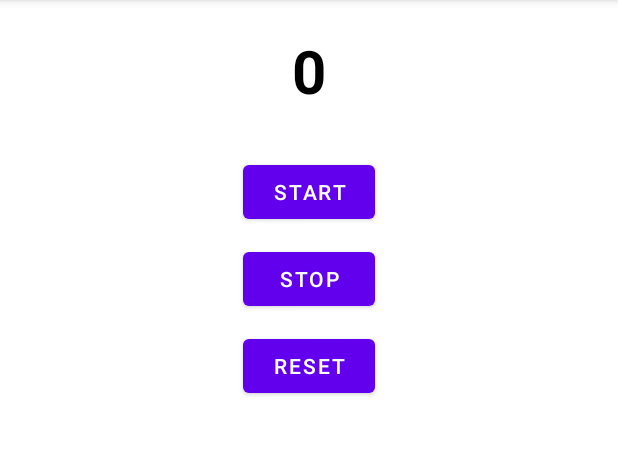
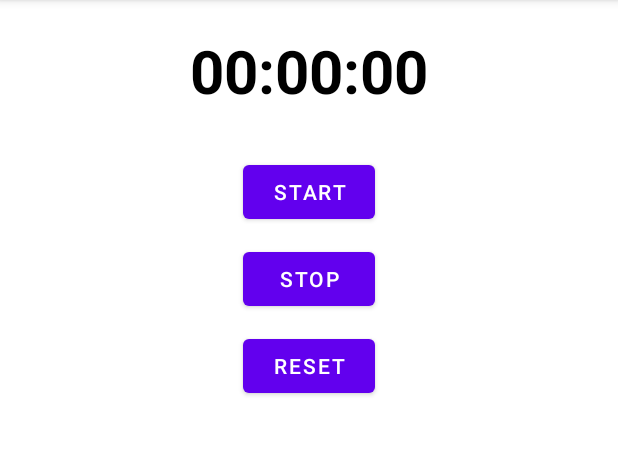
Before and after one commit to AyushMax21/Activity-Lifecycle, an Android app: the NextActivity screen opened directly, with no data from a screen before it, after a tap on "RESET", on a phone screen of 412 x 824 dp, the part 84-539 px from its top. Run offline under Robolectric (Android 15) with nearby library versions, the phone set to English and light mode, and no system bars; 2 other taps on this screen came first.

Commit message:
Timer implemented

```diff
--- a/app/src/main/AndroidManifest.xml
+++ b/app/src/main/AndroidManifest.xml
@@ -9,7 +9,8 @@
         android:roundIcon="@mipmap/ic_launcher_round"
         android:supportsRtl="true"
         android:theme="@style/Theme.AndroidLifecycle">
-        <activity android:name=".NextActivity"></activity>
+        <activity android:name=".NextActivity"
+            android:screenOrientation="portrait"></activity>
         <activity android:name=".MainActivity">
             <intent-filter>
                 <action android:name="android.intent.action.MAIN" />
--- a/app/src/main/java/com/eggdevs/androidlifecycle/NextActivity.java
+++ b/app/src/main/java/com/eggdevs/androidlifecycle/NextActivity.java
@@ -1,17 +1,26 @@
 package com.eggdevs.androidlifecycle;
 
+import androidx.annotation.NonNull;
 import androidx.appcompat.app.AppCompatActivity;
 
 import android.os.Bundle;
+import android.os.Handler;
+import android.os.PersistableBundle;
 import android.util.Log;
 import android.view.View;
 import android.widget.Button;
 import android.widget.TextView;
 
+import java.util.Locale;
+
 public class NextActivity extends AppCompatActivity {
 
    TextView tvTimer;
+
+//counting total seconds
    int seconds = 0;
+
+//state of the timer
    boolean running = false;
 
    @Override
@@ -19,6 +28,20 @@ public class NextActivity extends AppCompatActivity {
       super.onCreate(savedInstanceState);
       setContentView(R.layout.activity_main2);
 
+//if bundle(previous configuration) is not null
+//take values from there
+//otherwise use default values
+      if (savedInstanceState != null) {
+
+//get seconds by passing the unique key in ""
+         seconds = savedInstanceState.getInt("seconds");
+
+//get running by passing the unique key in ""
+         running = savedInstanceState.getBoolean("running");
+      }
+
+//start the timer on start timer button press and set
+// running = true
       findViewById(R.id.btnStart).setOnClickListener(new View.OnClickListener() {
          @Override
          public void onClick(View view) {
@@ -26,6 +49,8 @@ public class NextActivity extends AppCompatActivity {
          }
       });
 
+//stop the timer on stop timer button press and set
+// running = false
       findViewById(R.id.btnStop).setOnClickListener(new View.OnClickListener() {
          @Override
          public void onClick(View view) {
@@ -33,6 +58,8 @@ public class NextActivity extends AppCompatActivity {
          }
       });
 
+//reset the timer on reset timer button press and set
+// running = false and seconds = 0
       findViewById(R.id.btnReset).setOnClickListener(new View.OnClickListener() {
          @Override
          public void onClick(View view) {
@@ -42,29 +69,98 @@ public class NextActivity extends AppCompatActivity {
 
       tvTimer = findViewById(R.id.tvTime);
 
+//method to create the timer
       createTimer();
    }
 
+
+
+//method to create the timer that will run in
+//background and it never ends
    private void createTimer() {
-      tvTimer.setText(String.valueOf(seconds));
+
+//use handler to call a piece of code repeatedly
+//after a certain time interval and infinite number
+//of times
+      Handler timeRepeater = new Handler();
+
+//pass a new runnable/task to handler using
+//the post method
+      timeRepeater.post(new Runnable() {
+         @Override
+
+//this run method will contain the actual code
+//that will run in the background
+         public void run() {
+
+//extracting hours, minutes and seconds passed from
+//the seconds counter
+            int hours = seconds/3600;
+            int minutes = (seconds % 3600) / 60;
+            int secs = seconds % 60;
+
+// 00 : 00 : 00
+
+   //type identifiers : %d: integer, %02d: integer upto two digit
+   //printf("%d = %d", i, j);
+//formatting the string to show timer in the textview
+            String time = String.format(Locale.getDefault(), "%02d:%02d:%02d", hours, minutes, secs);
+
+//set the timer value in textview
+            tvTimer.setText(time);
+
+//actual timer code, all the work is happening here only.
+//checks if timer running or not to increment
+//the seconds counter after 1 second.
+            if (running == true) {
+               seconds++;
+            }
+
+//also important, calling postDelayed method on the same handler
+//variable by passing this for the same runnable and 1000 for
+//1 sec.
+            timeRepeater.postDelayed(this, 1000);
+         }
+      });
    }
 
    private void startTimer() {
       running = true;
-      seconds++;
-      tvTimer.setText(String.valueOf(seconds));
    }
 
    private void stopTimer() {
       running = false;
-      seconds--;
-      tvTimer.setText(String.valueOf(seconds));
    }
 
    private void resetTimer() {
       running = false;
       seconds = 0;
-      tvTimer.setText(String.valueOf(seconds));
    }
 
+//start the timer on start if something stops the app
+   @Override
+   protected void onStart() {
+      super.onStart();
+      running = true;
+   }
+
+//stop the timer on stop if something stops the app
+   @Override
+   protected void onStop() {
+      super.onStop();
+      running = false;
+   }
+
+//save the configuration before the activity is destroyed
+//(portait to landscape and vice versa) using
+//onSaveInstantState method
+   @Override
+   protected void onSaveInstanceState(@NonNull Bundle outState) {
+      super.onSaveInstanceState(outState);
+
+//put the values of running and seconds with a unique key that
+//will be used later
+      outState.putBoolean("running", running);
+      outState.putInt("seconds", seconds);
+   }
 }
```
